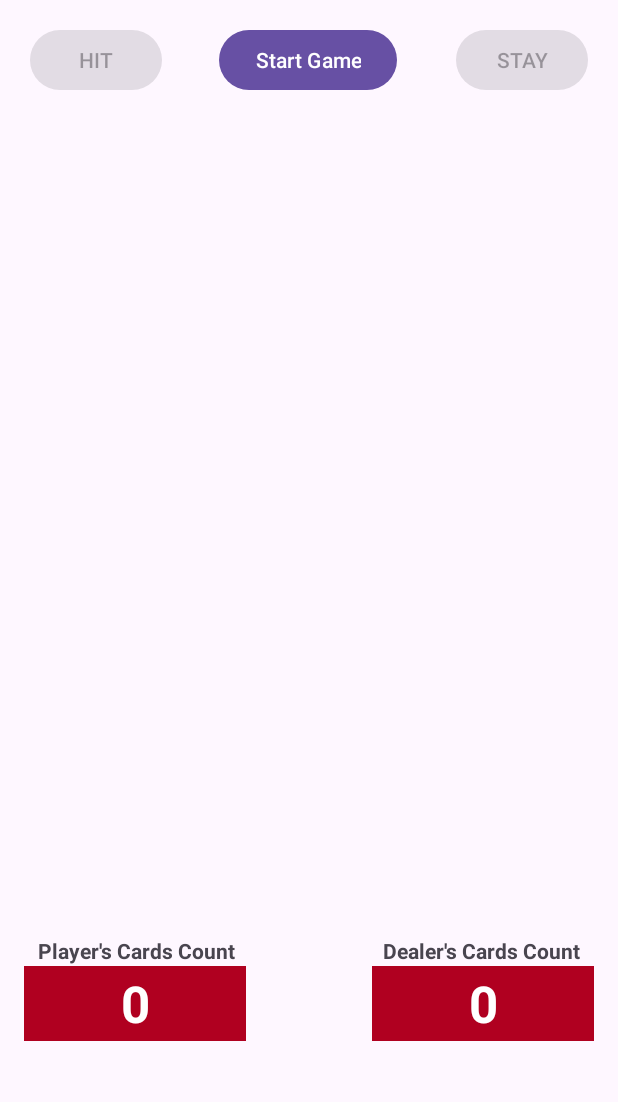
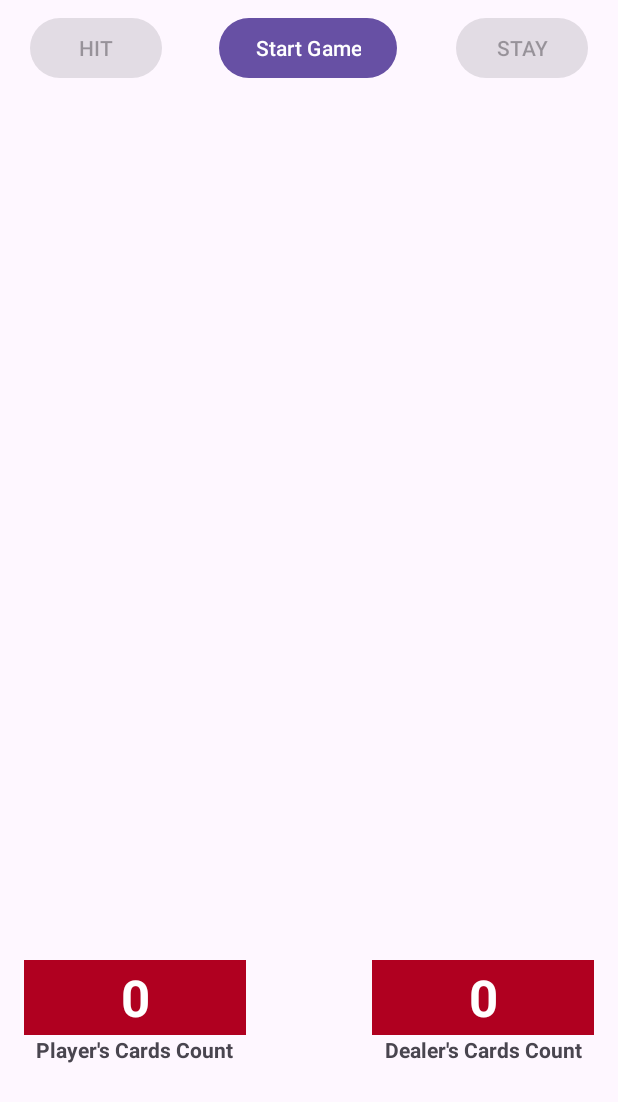
Before and after one commit to mabdelsPROJECTS/Blackjack, an Android app: the screen it shows after launch (MainActivity), on a phone screen of 412 x 824 dp. Shown: the top 1102 px of the screen. Run offline under Robolectric (Android 15) with nearby library versions, the phone set to English and light mode, and no system bars; our stand-ins replace Picasso, Volley; pictures from the network do not load.

Commit message:
Minor adjustments to activity_main.xml

```diff
--- a/app/src/main/res/layout/activity_main.xml
+++ b/app/src/main/res/layout/activity_main.xml
@@ -29,7 +29,7 @@
         android:id="@+id/goToNextRoundButton"
         android:layout_width="wrap_content"
         android:layout_height="wrap_content"
-        android:layout_marginTop="16dp"
+        android:layout_marginTop="8dp"
         android:onClick="goToNextRound"
         android:text="Next Round"
         android:visibility="invisible"
@@ -41,7 +41,7 @@
         android:id="@+id/startButton"
         android:layout_width="wrap_content"
         android:layout_height="wrap_content"
-        android:layout_marginTop="16dp"
+        android:layout_marginTop="8dp"
         android:onClick="startTheGame"
         android:text="Start Game"
         app:layout_constraintEnd_toEndOf="parent"
@@ -54,7 +54,7 @@
         android:layout_width="wrap_content"
         android:layout_height="wrap_content"
         android:layout_marginStart="20dp"
-        android:layout_marginTop="16dp"
+        android:layout_marginTop="8dp"
         android:enabled="false"
         android:onClick="hitPlayer"
         android:text="HIT"
@@ -65,7 +65,7 @@
         android:id="@+id/stayButton"
         android:layout_width="wrap_content"
         android:layout_height="wrap_content"
-        android:layout_marginTop="16dp"
+        android:layout_marginTop="8dp"
         android:layout_marginEnd="20dp"
         android:enabled="false"
         android:onClick="stayPlayer"
@@ -179,30 +179,30 @@
     <TextView
         android:id="@+id/textView2"
         android:layout_width="wrap_content"
-        android:layout_height="20dp"
-        android:layout_marginStart="25dp"
+        android:layout_height="wrap_content"
+        android:layout_marginStart="24dp"
         android:text="Player's Cards Count"
         android:textAlignment="center"
         android:textStyle="bold"
-        app:layout_constraintBottom_toTopOf="@+id/editTextYou"
-        app:layout_constraintStart_toStartOf="parent" />
+        app:layout_constraintStart_toStartOf="parent"
+        app:layout_constraintTop_toBottomOf="@+id/editTextYou" />
 
     <TextView
         android:id="@+id/textView3"
         android:layout_width="wrap_content"
-        android:layout_height="20dp"
-        android:layout_marginEnd="25dp"
+        android:layout_height="wrap_content"
+        android:layout_marginEnd="24dp"
         android:text="Dealer's Cards Count"
         android:textAlignment="center"
         android:textStyle="bold"
-        app:layout_constraintBottom_toTopOf="@+id/editTextDealer"
-        app:layout_constraintEnd_toEndOf="parent" />
+        app:layout_constraintEnd_toEndOf="parent"
+        app:layout_constraintTop_toBottomOf="@+id/editTextDealer" />
 
     <Button
         android:id="@+id/getANewDeckButton"
         android:layout_width="wrap_content"
         android:layout_height="wrap_content"
-        android:layout_marginTop="16dp"
+        android:layout_marginTop="8dp"
         android:onClick="startTheGame"
         android:text="Get A New Deck"
         android:visibility="invisible"
@@ -222,29 +222,30 @@
 
     <ImageView
         android:id="@+id/CardsAtStakeImage"
-        android:layout_width="63dp"
-        android:layout_height="0dp"
-        android:layout_marginTop="4dp"
+        android:layout_width="112dp"
+        android:layout_height="75dp"
+        android:layout_marginStart="24dp"
         android:layout_marginBottom="8dp"
         android:visibility="invisible"
-        app:layout_constraintBottom_toTopOf="@+id/textView3"
+        app:layout_constraintBottom_toTopOf="@+id/editTextDealer"
         app:layout_constraintEnd_toEndOf="parent"
         app:layout_constraintHorizontal_bias="0.629"
         app:layout_constraintStart_toStartOf="parent"
         app:layout_constraintTop_toBottomOf="@+id/HoriScroll"
-        app:srcCompat="@drawable/blackjackimage_removebg_preview" />
+        app:srcCompat="@drawable/imgbin_card_game_blackjack_gambling_face_card_png" />
 
     <TextView
         android:id="@+id/cardsAtStake"
-        android:layout_width="0dp"
-        android:layout_height="wrap_content"
-        android:layout_marginStart="16dp"
-        android:layout_marginTop="24dp"
-        android:layout_marginEnd="16dp"
-        android:text="TextView"
+        android:layout_width="86dp"
+        android:layout_height="55dp"
+        android:layout_marginStart="48dp"
+        android:layout_marginBottom="8dp"
+        android:text="4 Cards At Stake"
         android:textAlignment="center"
+        android:textSize="18sp"
         android:textStyle="bold"
         android:visibility="invisible"
+        app:layout_constraintBottom_toTopOf="@+id/editTextYou"
         app:layout_constraintEnd_toStartOf="@+id/CardsAtStakeImage"
         app:layout_constraintStart_toStartOf="parent"
         app:layout_constraintTop_toBottomOf="@+id/HoriScroll" />
```
Also changed, not shown: app/src/main/res/drawable/imgbin_card_game_blackjack_gambling_face_card_png.png (added).
